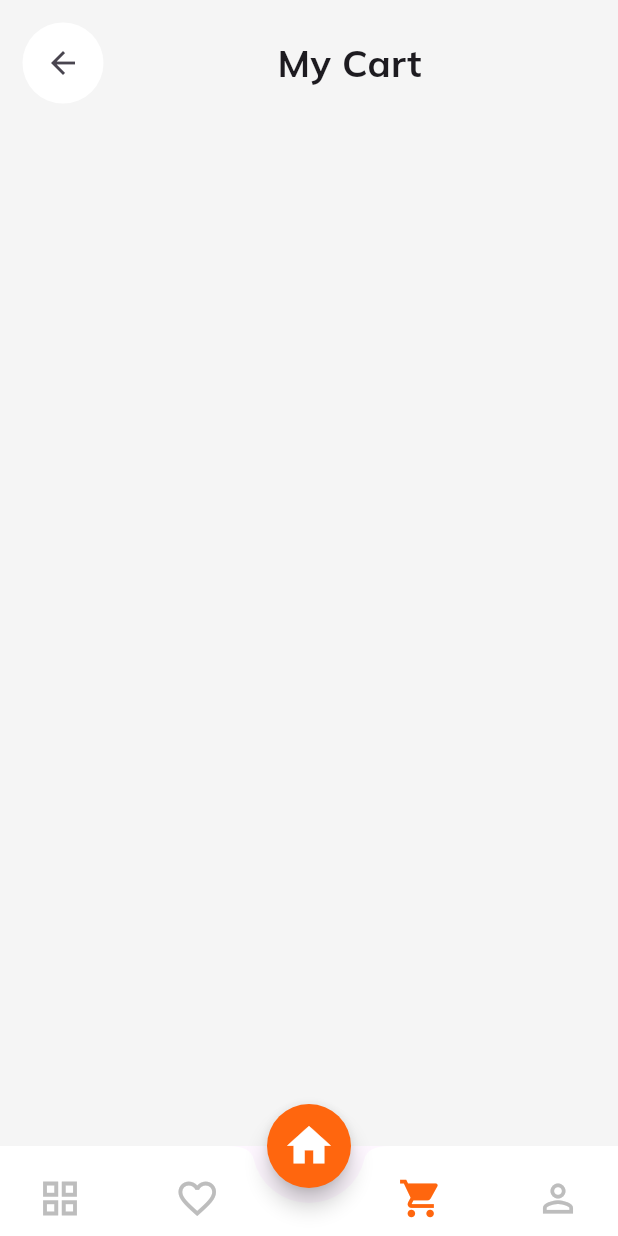
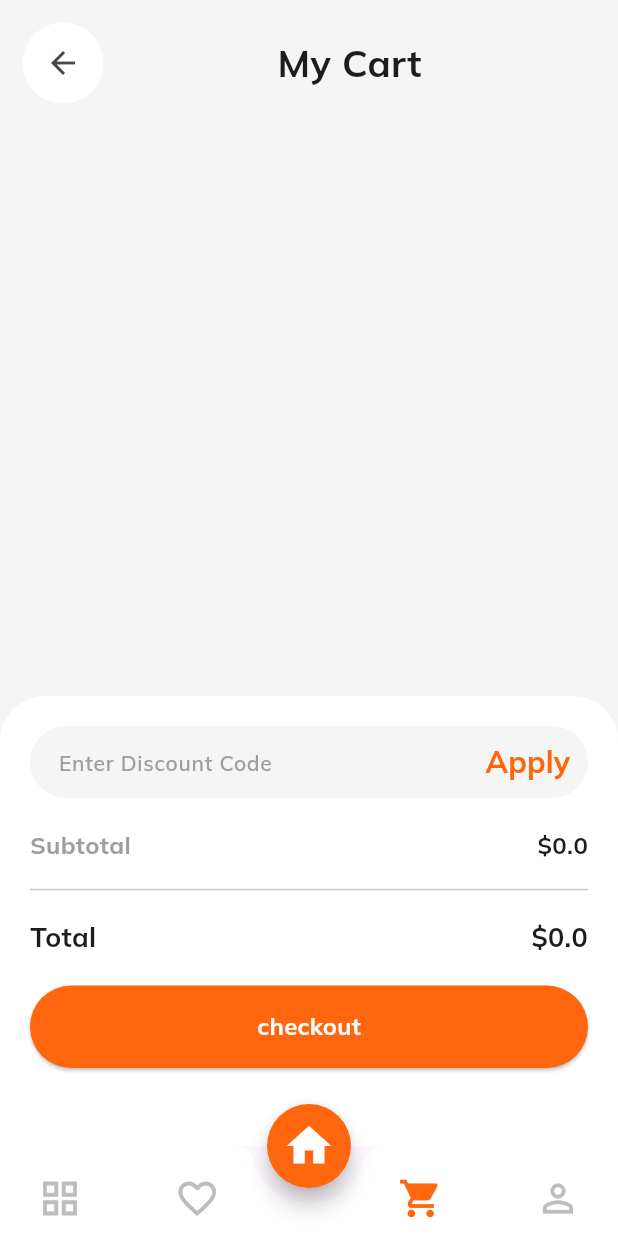
Before and after one commit to petelpop/e_commerce, a Flutter app: the screen it shows after launch, item 3 of the bottom bar chosen, on a phone screen of 412 x 824 dp. Run offline on Flutter 3.47's test engine with Material 3 defaults, Android fonts, the phone set to English and light mode, and no system bars; our stand-ins replace google_fonts.

Commit message:
create checkout section at cart screen with subtotal function for count the price

```diff
--- a/lib/providers/cart_provider.dart
+++ b/lib/providers/cart_provider.dart
@@ -26,6 +26,14 @@ class CartProvider extends ChangeNotifier {
       }
     }
 
+    totalPrice(){
+      double total1 = 0.0;
+      for (Product element in _cart) {
+        total1 += element.price * element.quantity;
+      }
+      return total1;
+    }
+
   static CartProvider of(BuildContext context, {
     bool listen = true
   }) {
--- a/lib/views/cart/cart_screen.dart
+++ b/lib/views/cart/cart_screen.dart
@@ -1,4 +1,5 @@
 import 'package:e_commerce/providers/cart_provider.dart';
+import 'package:e_commerce/views/cart/check_out.dart';
 import 'package:e_commerce/views/nav_bar_screen.dart';
 import 'package:flutter/material.dart';
 
@@ -29,6 +30,7 @@ class _CartScreenState extends State<CartScreen> {
     }
 
     return Scaffold(
+      bottomSheet: CheckOutBox(),
       backgroundColor: const Color(0xffF5F5F5),
       body: SafeArea(
           child: Column(
--- /dev/null
+++ b/lib/views/cart/check_out.dart
@@ -0,0 +1,113 @@
+import 'package:e_commerce/providers/cart_provider.dart';
+import 'package:flutter/material.dart';
+
+class CheckOutBox extends StatelessWidget {
+  const CheckOutBox({super.key});
+
+  @override
+  Widget build(BuildContext context) {
+    final provider = CartProvider.of(context);
+    return Container(
+      height: 300,
+      width: double.infinity,
+      decoration: BoxDecoration(
+        color: Colors.white,
+        borderRadius: BorderRadius.only(
+          topLeft: Radius.circular(30),
+          topRight: Radius.circular(30),
+        ),
+      ),
+      padding: EdgeInsets.all(20),
+      child: Column(
+        crossAxisAlignment: CrossAxisAlignment.start,
+        children: [
+          TextField(
+            decoration: InputDecoration(
+              border: OutlineInputBorder(
+                  borderRadius: BorderRadius.circular(30),
+                  borderSide: BorderSide.none),
+              contentPadding: EdgeInsets.symmetric(vertical: 5, horizontal: 15),
+              filled: true,
+              fillColor: Color(0xffF5F5F5),
+              hintText: "Enter Discount Code",
+              hintStyle: TextStyle(
+                  fontSize: 14,
+                  fontWeight: FontWeight.w600,
+                  color: Colors.grey),
+              suffixIcon: TextButton(
+                onPressed: () {},
+                child: Text(
+                  "Apply",
+                  style: TextStyle(
+                      color: Color(0xffff660e),
+                      fontSize: 20,
+                      fontWeight: FontWeight.bold),
+                ),
+              ),
+            ),
+          ),
+          SizedBox(height: 20),
+          Row(
+            mainAxisAlignment: MainAxisAlignment.spaceBetween,
+            children: [
+              Text(
+                "Subtotal",
+                style: TextStyle(
+                  fontSize: 16,
+                  fontWeight: FontWeight.bold,
+                  color: Colors.grey,
+                ),
+              ),
+              Text(
+                "\$${provider.totalPrice()}",
+                style: TextStyle(
+                  fontSize: 16,
+                  fontWeight: FontWeight.bold
+                ),
+              ),
+            ],
+          ),
+          SizedBox(height: 10),
+          Divider(),
+          SizedBox(height: 10),
+          Row(
+            mainAxisAlignment: MainAxisAlignment.spaceBetween,
+            children: [
+              Text(
+                "Total",
+                style: TextStyle(
+                  fontSize: 18,
+                  fontWeight: FontWeight.bold
+                ),
+              ),
+              Text(
+                "\$${provider.totalPrice()}",
+                style: TextStyle(
+                  fontSize: 18,
+                  fontWeight: FontWeight.bold
+                ),
+              ),
+            ],
+          ),
+        SizedBox(height: 20),
+        ElevatedButton(
+          onPressed:(){
+
+          },
+          style: ElevatedButton.styleFrom(
+            backgroundColor: Color(0xffff660e),
+            minimumSize: Size(double.infinity, 55)
+          ),
+          child: Text(
+            "checkout",
+            style: TextStyle(
+              fontSize: 16,
+              color: Colors.white,
+              fontWeight: FontWeight.bold
+            ),
+          ))
+        ],
+      ),
+    );
+  }
+}
```
